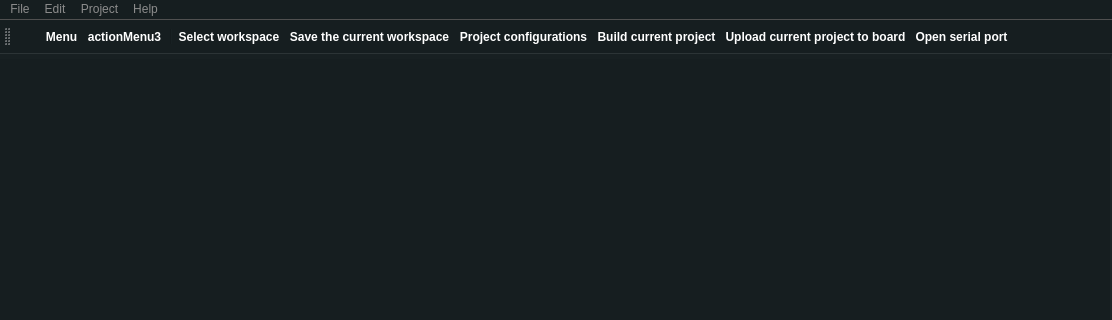
This is src/mainwindow.ui in aporto/mariamole as Qt 5 draws it before an edit; both pictures show x 0 to 1112 and y 0 to 320 of the 1112 by 673 pixel window. The edited form follows.
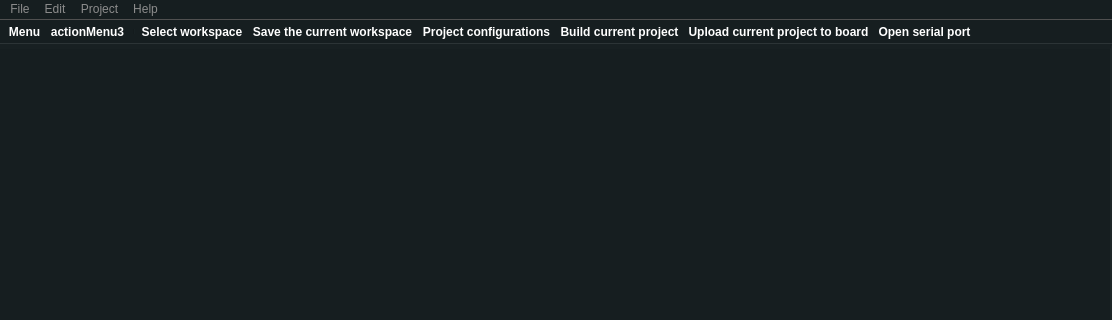
This is the edited form. Icons and pictures are not drawn.

Diff of the .ui file:
```diff
--- a/src/mainwindow.ui
+++ b/src/mainwindow.ui
@@ -99,6 +99,12 @@
     background: none;
 }</string>
   </property>
+  <property name="toolButtonStyle">
+   <enum>Qt::ToolButtonTextBesideIcon</enum>
+  </property>
+  <property name="unifiedTitleAndToolBarOnMac">
+   <bool>false</bool>
+  </property>
   <widget class="QWidget" name="centralWidget">
    <layout class="QGridLayout" name="gridLayout">
     <property name="leftMargin">
@@ -169,9 +175,7 @@
          image: url(&quot;:/MainWindow/resources/tree_structure/stylesheet-branch-open.png&quot;);
  }
 
-QTreeView::item { 
-	border: 0px solid black; 
-}
+
 </string>
         </property>
         <property name="frameShape">
@@ -910,6 +914,12 @@
 }
 </string>
    </property>
+   <property name="movable">
+    <bool>false</bool>
+   </property>
+   <property name="allowedAreas">
+    <set>Qt::NoToolBarArea</set>
+   </property>
    <property name="toolButtonStyle">
     <enum>Qt::ToolButtonIconOnly</enum>
    </property>
@@ -919,7 +929,6 @@
    <attribute name="toolBarBreak">
     <bool>false</bool>
    </attribute>
-   <addaction name="actionTemp1"/>
    <addaction name="actionMainMenu2"/>
    <addaction name="actionMenu3"/>
    <addaction name="separator"/>
@@ -1221,7 +1230,7 @@
   </action>
   <action name="actionTemp1">
    <property name="text">
-    <string>                           </string>
+    <string/>
    </property>
   </action>
   <action name="actionTemp2">
```
Left out of the diff: 13 changed lines with no effect on the pictures.
